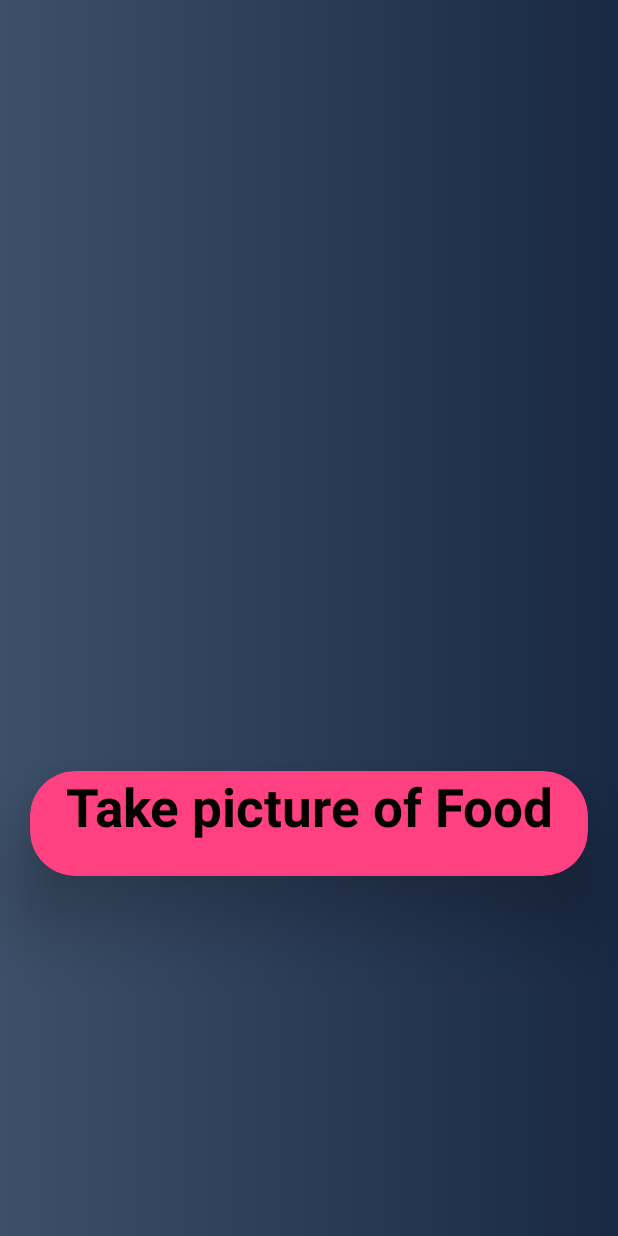
After one commit to yuktmitash21/MenuScanner, an Android app: the layout activity_meal.xml on its own in the app's theme, with its tools: preview values and no code run, on a phone screen of 412 x 824 dp. The commit adds this screen. Run offline under Robolectric (Android 15) with nearby library versions, the phone set to English and light mode, and no system bars.

Commit message:
aws stuff

```diff
--- /dev/null
+++ b/app/src/main/res/drawable/gradient.xml
@@ -0,0 +1,11 @@
+<?xml version="1.0" encoding="utf-8"?>
+<shape xmlns:android="http://schemas.android.com/apk/res/android"
+    android:shape="rectangle">
+    <gradient
+        android:startColor="#3D5069"
+        android:centerColor="#2A3c58"
+        android:endColor="#192943"
+        android:angle="0"/>
+    <corners
+        android:radius="0dp"/>
+</shape>
--- /dev/null
+++ b/app/src/main/res/layout/activity_meal.xml
@@ -0,0 +1,52 @@
+<?xml version="1.0" encoding="utf-8"?>
+<android.support.constraint.ConstraintLayout xmlns:android="http://schemas.android.com/apk/res/android"
+    xmlns:app="http://schemas.android.com/apk/res-auto"
+    xmlns:tools="http://schemas.android.com/tools"
+    android:layout_width="match_parent"
+    android:layout_height="match_parent"
+    android:background="@drawable/gradient"
+    tools:context=".Meal">
+
+    <android.support.v7.widget.CardView
+        android:id="@+id/examinePic"
+        android:layout_width="372dp"
+        android:layout_height="70dp"
+        android:layout_marginBottom="84dp"
+        android:layout_marginTop="357dp"
+        app:cardBackgroundColor="@color/colorAccent"
+        app:cardCornerRadius="30dp"
+        app:cardElevation="30dp"
+        app:layout_constraintBottom_toBottomOf="parent"
+        app:layout_constraintEnd_toEndOf="parent"
+        app:layout_constraintStart_toStartOf="parent"
+        app:layout_constraintTop_toTopOf="parent">
+
+        <RelativeLayout
+            android:layout_width="match_parent"
+            android:layout_height="match_parent">
+
+            <TextView
+                android:layout_width="match_parent"
+                android:layout_height="match_parent"
+                android:text="Take picture of Food"
+                android:textAlignment="center"
+                android:textColor="#000000"
+                android:textSize="35sp"
+                android:textStyle="bold" />
+
+        </RelativeLayout>
+
+    </android.support.v7.widget.CardView>
+
+    <ImageView
+        android:id="@+id/imageView"
+        android:layout_width="match_parent"
+        android:layout_height="330dp"
+        android:layout_marginBottom="11dp"
+        android:layout_marginTop="16dp"
+        app:layout_constraintBottom_toTopOf="@+id/examinePic"
+        app:layout_constraintEnd_toEndOf="parent"
+        app:layout_constraintStart_toStartOf="parent"
+        app:layout_constraintTop_toTopOf="parent"
+        app:srcCompat="@drawable/gradient" />
+</android.support.constraint.ConstraintLayout>
--- a/app/src/main/res/layout/activity_starter.xml
+++ b/app/src/main/res/layout/activity_starter.xml
@@ -40,6 +40,7 @@
     </android.support.v7.widget.CardView>
 
     <android.support.v7.widget.CardView
+        android:id="@+id/foods"
         android:layout_width="368dp"
         android:layout_height="69dp"
         android:layout_marginBottom="71dp"
```
Also changed, not shown: app/build.gradle (+13 -0 lines), app/src/main/AndroidManifest.xml (+8 -3 lines), app/src/main/java/com/ajeetkumar/textdetectionusingmlkit/FoodRequest.java (+7 -2 lines), app/src/main/java/com/ajeetkumar/textdetectionusingmlkit/GeneralQueryKeyHolder.java (added, +9 -0 lines), app/src/main/java/com/ajeetkumar/textdetectionusingmlkit/MainActivity.java (+2 -5 lines), app/src/main/java/com/ajeetkumar/textdetectionusingmlkit/Meal.java (added, +428 -0 lines), app/src/main/java/com/ajeetkumar/textdetectionusingmlkit/Starter.java (+19 -0 lines), app/src/main/java/com/ajeetkumar/textdetectionusingmlkit/VoiceFoodObject.java (added, +105 -0 lines), app/src/main/java/com/ajeetkumar/textdetectionusingmlkit/keyHolder.java (added, +8 -0 lines), app/src/main/java/com/ajeetkumar/textdetectionusingmlkit/text_detection/TextGraphic.java (+11 -3 lines).
